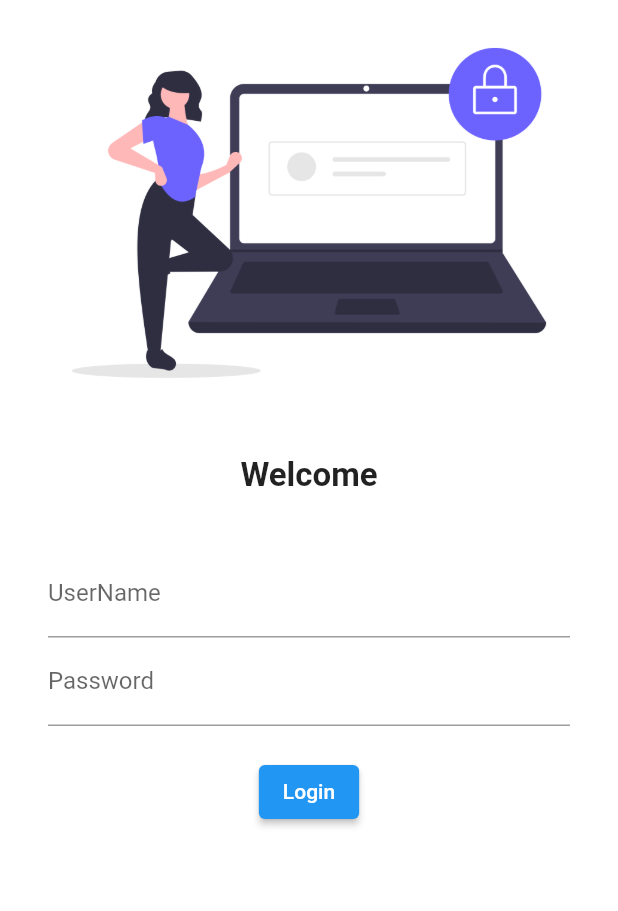
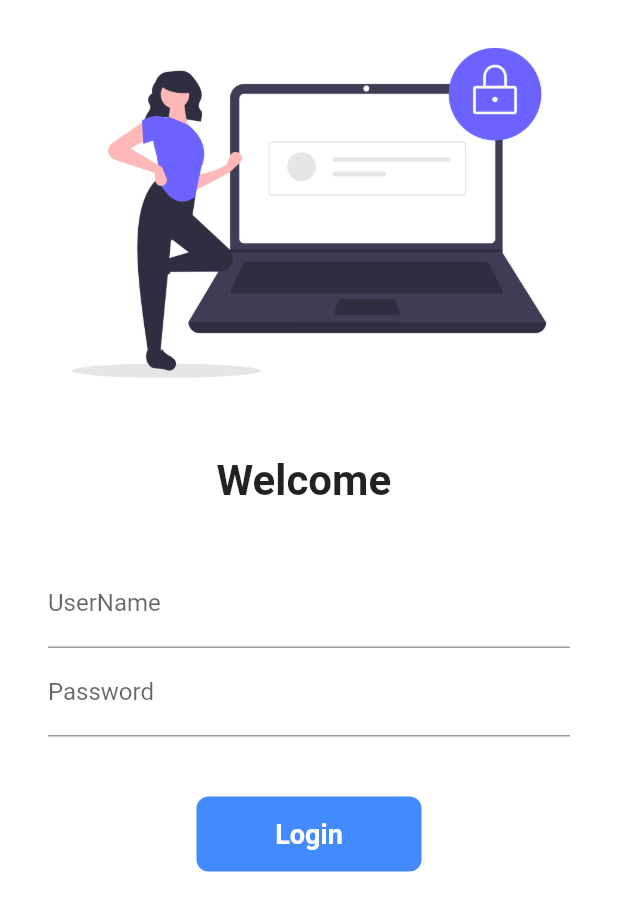
Before and after one commit to CHENCHO121/Flutter-Tutorial, a Flutter app: the screen it shows after launch, on a phone screen of 412 x 824 dp. Shown: the top 911 px of the screen. Run offline on Flutter 3.47's test engine with Material 2 defaults, Android fonts, the light colour scheme and no system bars; our stand-ins replace google_fonts.

Commit message:
day 6 completed

```diff
--- a/codepur_1/lib/main.dart
+++ b/codepur_1/lib/main.dart
@@ -1,5 +1,6 @@
 import 'package:codepur_1/pages/home_page.dart';
 import 'package:codepur_1/pages/login_page.dart';
+import 'package:codepur_1/utils/route.dart';
 import 'package:flutter/material.dart';
 import 'package:google_fonts/google_fonts.dart';
 
@@ -19,13 +20,14 @@
         primaryTextTheme: GoogleFonts.latoTextTheme(),
       ),
       darkTheme: ThemeData(brightness: Brightness.light),
+      //debugShowCheckedModeBanner: false,
 
       initialRoute: "/",
 
       routes: {
         "/": (context) => LoginPage(),
-        "/home": (context) => HomePage(),
-        "/login": (context) => LoginPage(),
+        MyRoute.HomeRoute: (context) => HomePage(),
+        MyRoute.LoginRoute: (context) => LoginPage(),
       },
     );
   }
--- a/codepur_1/lib/pages/login_page.dart
+++ b/codepur_1/lib/pages/login_page.dart
@@ -1,11 +1,20 @@
+import 'package:codepur_1/utils/route.dart';
 import 'package:flutter/material.dart';
 
-class LoginPage extends StatelessWidget {
+class LoginPage extends StatefulWidget {
+  @override
+  _LoginPageState createState() => _LoginPageState();
+}
+
+class _LoginPageState extends State<LoginPage> {
+  String name = "";
+  bool changeButton = false;
+
   @override
   Widget build(BuildContext context) {
     return Material(
         color: Colors.white,
-      child: Center(
+        child: SingleChildScrollView(
             child: Column(
           children: [
             Image.asset(
@@ -16,8 +25,8 @@
               height: 20.0,
             ),
             Text(
-            "Welcome",
-            style: TextStyle(fontSize: 22.0, fontWeight: FontWeight.bold),
+              "Welcome $name",
+              style: TextStyle(fontSize: 28.0, fontWeight: FontWeight.bold),
             ),
             SizedBox(
               height: 20.0,
@@ -30,25 +39,66 @@
                   TextFormField(
                     decoration: InputDecoration(
                         hintText: "Enter UserName", labelText: "UserName"),
+                    onChanged: (value) {
+                      name = value;
+                      setState(() {});
+                    },
                   ),
+
                   TextFormField(
                     obscureText: true,
                     decoration: InputDecoration(
                         hintText: "Enter Password", labelText: "Password"),
                   ),
                   SizedBox(
-                  height: 20.0,
+                    height: 40.0,
                   ),
-                ElevatedButton(
-                    child: Text("Login"),
-                    onPressed: () {
-                      print("hi webnet");
-                    })
+
+                  InkWell(
+                    onTap: () async {
+                      setState(() {
+                        changeButton = true;
+                      });
+
+                      await Future.delayed(Duration(seconds: 1));
+
+                      Navigator.pushNamed(context, MyRoute.HomeRoute);
+                    },
+                    child: AnimatedContainer(
+                      duration: Duration(seconds: 1),
+                      width: changeButton ? 50 : 150,
+                      height: 50.0,
+                      alignment: Alignment.center,
+                      child: changeButton
+                          ? Icon(
+                              Icons.done,
+                              color: Colors.white,
+                            )
+                          : Text(
+                              "Login",
+                              style: TextStyle(
+                                  fontSize: 18.0,
+                                  color: Colors.white,
+                                  fontWeight: FontWeight.bold),
+                            ),
+                      decoration: BoxDecoration(
+                          color: Colors.blueAccent,
+                          //shape: changeButton ? BoxShape.circle:BoxShape.rectangle,
+                          borderRadius:
+                              BorderRadius.circular(changeButton ? 50 : 8)),
+                    ),
+                  )
+
+                  // ElevatedButton(
+                  //     child: Text("Login"),
+                  //     style: TextButton.styleFrom(minimumSize: Size(150, 40)),
+                  //     onPressed: () {
+                  //       Navigator.pushNamed(context,MyRoute.HomeRoute);
+                  //     })
                 ],
               ),
             )
           ],
-      )),
-    );
+        )));
   }
 }
--- /dev/null
+++ b/codepur_1/lib/utils/route.dart
@@ -0,0 +1,5 @@
+class MyRoute{
+  static String LoginRoute="/login";
+  static String HomeRoute="/home";
+
+}
```
Lines whose indentation alone changed are shown as unchanged.
